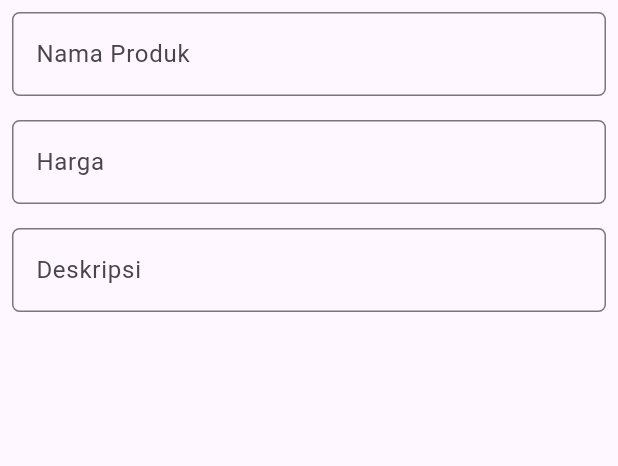
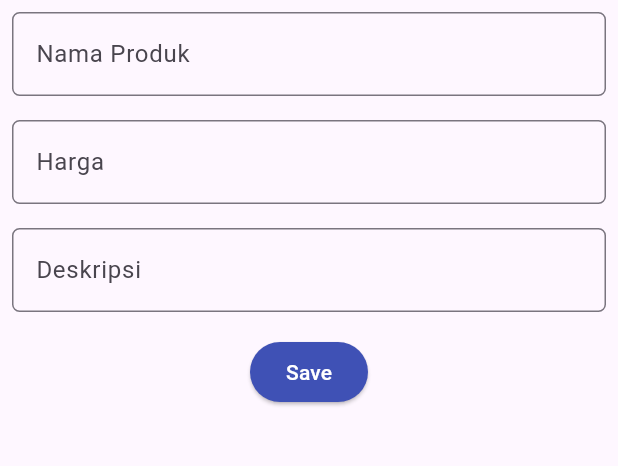
Before and after one commit to KenBalya/MovieListV2, a Flutter app: the ShopFormPage screen opened directly, on a phone screen of 412 x 824 dp, the part 84-550 px from its top. Run offline on Flutter 3.47's test engine with Material 2 defaults, Android fonts, the phone set to English and light mode, and no system bars.

Commit message:
Update movie_form.dart

```diff
--- a/movie_list/lib/movie_form.dart
+++ b/movie_list/lib/movie_form.dart
@@ -108,6 +108,25 @@ Padding(
     },
   ),
 ),
+Align(
+  alignment: Alignment.bottomCenter,
+  child: Padding(
+    padding: const EdgeInsets.all(8.0),
+    child: ElevatedButton(
+      style: ButtonStyle(
+        backgroundColor:
+            MaterialStateProperty.all(Colors.indigo),
+      ),
+      onPressed: () {
+        if (_formKey.currentState!.validate()) {}
+      },
+      child: const Text(
+        "Save",
+        style: TextStyle(color: Colors.white),
+      ),
+    ),
+  ),
+),
       ]
 
         )
```
